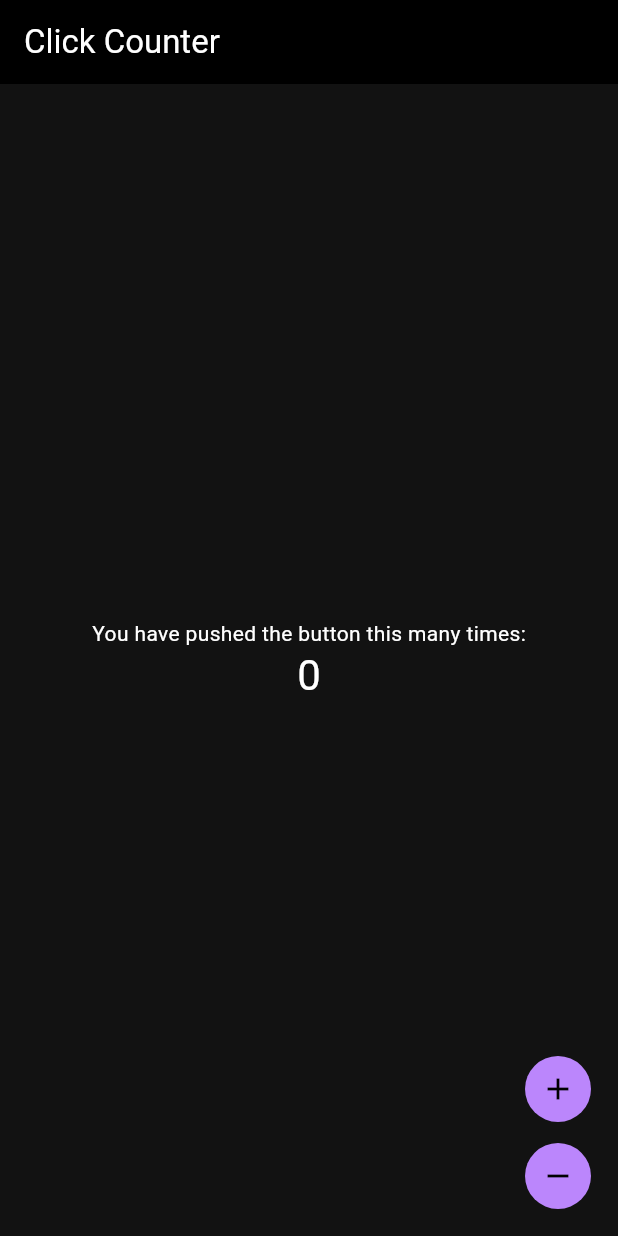
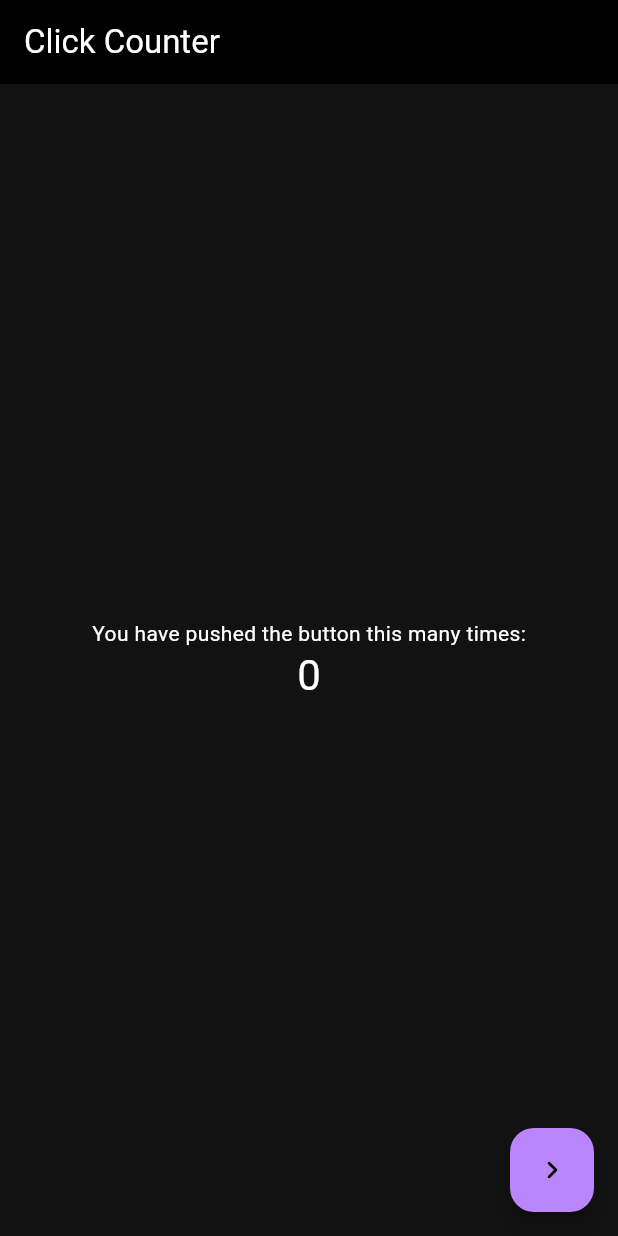
Before and after one commit to NamanGoyalK/Learning-Bloc, a Flutter app: the screen it shows after launch, on a phone screen of 412 x 824 dp. Run offline on Flutter 3.47's test engine with Material 3 defaults, Android fonts, the phone set to English and light mode, and no system bars; our stand-ins replace flutter_bloc.

```diff
--- a/bloc_basics/lib/home_page.dart
+++ b/bloc_basics/lib/home_page.dart
@@ -1,25 +1,20 @@
 import 'package:bloc_basics/cubit/counter_cubit.dart';
+import 'package:bloc_basics/inc_dec_page.dart';
 import 'package:flutter/material.dart';
 import 'package:flutter_bloc/flutter_bloc.dart';
 
-class MyHomePage extends StatefulWidget {
+class MyHomePage extends StatelessWidget {
   const MyHomePage({super.key, required this.title});
 
   final String title;
 
   @override
-  State<MyHomePage> createState() => _MyHomePageState();
-}
-
-class _MyHomePageState extends State<MyHomePage> {
-  final counterCubit = CounterCubit();
-
-  @override
   Widget build(BuildContext context) {
+    final counterCubit = BlocProvider.of<CounterCubit>(context);
     return Scaffold(
       appBar: AppBar(
         backgroundColor: Theme.of(context).colorScheme.inversePrimary,
-        title: Text(widget.title),
+        title: Text(title),
       ),
       body: Center(
         child: Column(
@@ -40,35 +35,13 @@ class _MyHomePageState extends State<MyHomePage> {
           ],
         ),
       ),
-      floatingActionButton: Column(
-        mainAxisAlignment: MainAxisAlignment.end,
-        children: [
-          IconButton.filled(
-            onPressed: () {
-              counterCubit.increment();
-            },
-            icon: const Icon(Icons.add),
-            tooltip: 'Increment',
-            style: IconButton.styleFrom(
-              backgroundColor: Theme.of(context).colorScheme.primary,
-              foregroundColor: Theme.of(context).colorScheme.onPrimary,
-              padding: const EdgeInsets.all(10),
-            ),
-          ),
-          const SizedBox(height: 10),
-          IconButton.filledTonal(
-            onPressed: () {
-              counterCubit.decrement();
-            },
-            icon: const Icon(Icons.remove),
-            tooltip: 'Decrement',
-            style: IconButton.styleFrom(
-              backgroundColor: Theme.of(context).colorScheme.primary,
-              foregroundColor: Theme.of(context).colorScheme.onPrimary,
-              padding: const EdgeInsets.all(10),
-            ),
-          ),
-        ],
+      floatingActionButton: FloatingActionButton(
+        onPressed: () {
+          Navigator.push(
+              context, MaterialPageRoute(builder: (_) => const IncDecPage()));
+        },
+        tooltip: 'Controls',
+        child: const Icon(Icons.navigate_next_rounded),
       ),
     );
   }
--- a/bloc_basics/lib/main.dart
+++ b/bloc_basics/lib/main.dart
@@ -1,5 +1,7 @@
+import 'package:bloc_basics/cubit/counter_cubit.dart';
 import 'package:bloc_basics/home_page.dart';
 import 'package:flutter/material.dart';
+import 'package:flutter_bloc/flutter_bloc.dart';
 
 void main() {
   runApp(const MyApp());
@@ -10,7 +12,9 @@ class MyApp extends StatelessWidget {
 
   @override
   Widget build(BuildContext context) {
-    return MaterialApp(
+    return BlocProvider(
+      create: (_) => CounterCubit(),
+      child: MaterialApp(
         title: 'Bloc Counter',
         theme: ThemeData(
           colorScheme: const ColorScheme.dark(),
@@ -18,6 +22,7 @@ class MyApp extends StatelessWidget {
         ),
         debugShowCheckedModeBanner: false,
         home: const MyHomePage(title: 'Click Counter'),
+      ),
     );
   }
 }
```
Also changed, not shown: bloc_basics/lib/inc_dec_page.dart (+58 -2 lines). Lines whose indentation alone changed are shown as unchanged.
